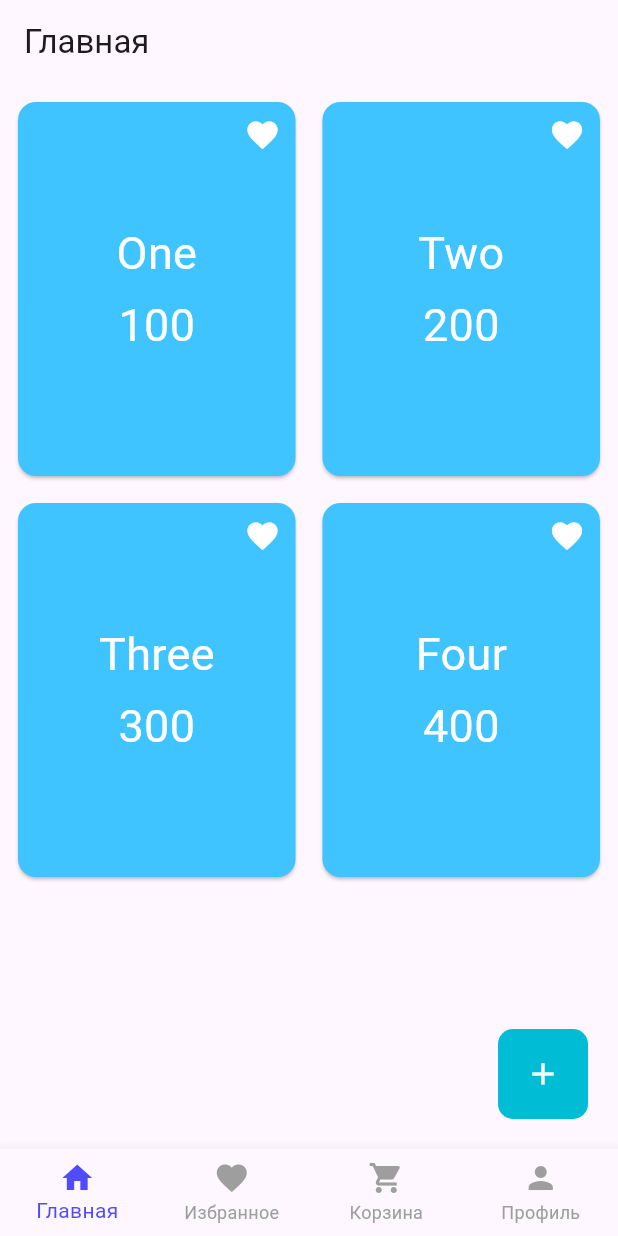
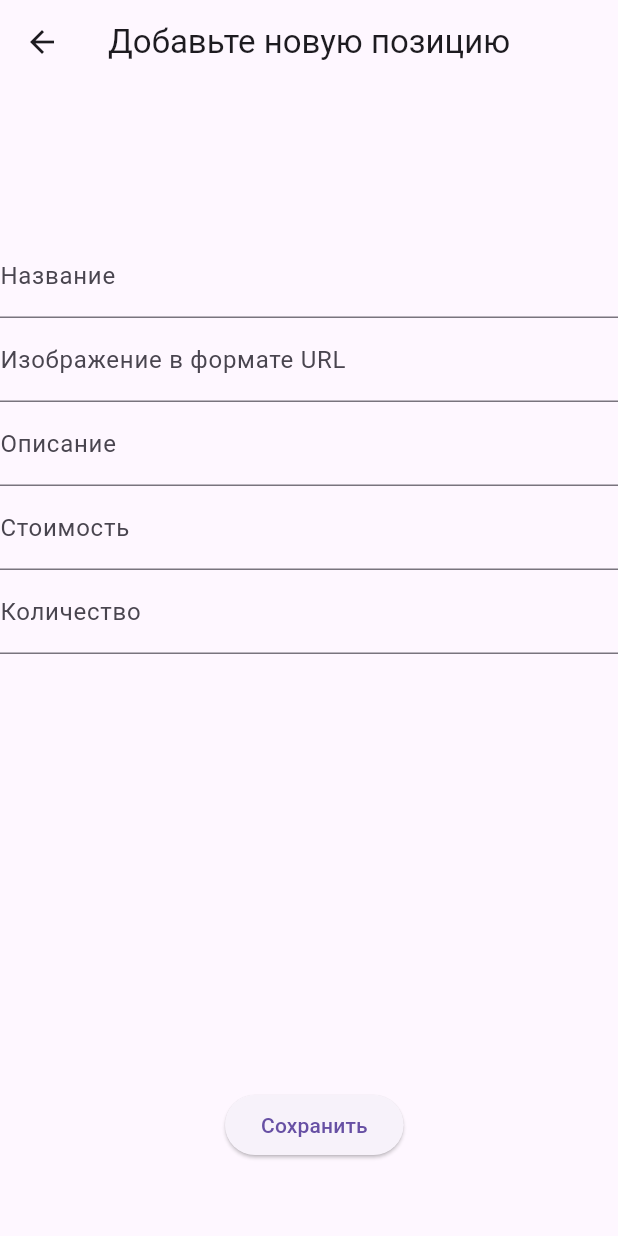
Before and after one commit to RogaJedi/testing_grounds, a Flutter app: the screen it shows after launch, after a tap on the "add" icon, on a phone screen of 412 x 824 dp. Run offline on Flutter 3.47's test engine with Material 3 defaults, Android fonts, the phone set to English and light mode, and no system bars; our stand-ins replace equatable, flutter_bloc.

Commit message:
added functionality to create, edit, and delete product

```diff
--- a/lib/api/product_list.dart
+++ b/lib/api/product_list.dart
@@ -1,38 +1,38 @@
 import 'package:testing_ground/models/product.dart';
 
 class ProductList {
-  static List<Product> _products = [
-    Product(
+  static final List<Product> _products = [
+    const Product(
       productId: 0,
       name: 'One',
       imageUrl: 'image_url',
       description: 'Product number one',
       price: 100,
-      stock: 0,
+      stock: 10,
     ),
-    Product(
+    const Product(
       productId: 1,
       name: 'Two',
       imageUrl: 'image_url',
       description: 'Product number two',
       price: 200,
-      stock: 0,
+      stock: 10,
     ),
-    Product(
+    const Product(
       productId: 2,
       name: 'Three',
       imageUrl: 'image_url',
       description: 'Product number three',
       price: 300,
-      stock: 0,
+      stock: 10,
     ),
-    Product(
+    const Product(
       productId: 3,
       name: 'Four',
       imageUrl: 'image_url',
       description: 'Product number four',
       price: 400,
-      stock: 0,
+      stock: 10,
     ),
   ];
 
@@ -47,4 +47,24 @@ class ProductList {
   static void removeProduct(int productId) {
     _products.removeWhere((p) => p.productId == productId);
   }
+
+  static void editProduct({
+    required int productId,
+    required String name,
+    required String imageUrl,
+    required String description,
+    required int price,
+    required int stock,
+  }) {
+    final index = _products.indexWhere((p) => p.productId == productId);
+    if (index != -1) {
+      _products[index] = _products[index].copyWith(
+        name: name,
+        imageUrl: imageUrl,
+        description: description,
+        price: price,
+        stock: stock,
+      );
+    }
+  }
 }
--- a/lib/cart_bloc/cart_event.dart
+++ b/lib/cart_bloc/cart_event.dart
@@ -43,7 +43,7 @@ class DecrementQuantityEvent extends CartEvent {
 class RemoveCartEvent extends CartEvent {
   final int productId;
 
-  const RemoveCartEvent(this.productId);
+  const RemoveCartEvent({required this.productId});
 
   @override
   List<Object> get props => [productId];
--- a/lib/favorite_bloc/favorite_bloc.dart
+++ b/lib/favorite_bloc/favorite_bloc.dart
@@ -6,10 +6,11 @@ import 'package:testing_ground/models/favorite.dart';
 
 class FavoriteBloc extends Bloc<FavoriteEvent, FavoriteState> {
   FavoriteBloc() : super(FavoriteState(favorites: FavoriteList.favorites)) {
-    on<ToggleFavorite>(_onToggleFavorite);
+    on<ToggleFavoriteEvent>(_onToggleFavorite);
+    on<RemoveFavoriteEvent>(_onRemoveFavorite);
   }
 
-  void _onToggleFavorite(ToggleFavorite event, Emitter<FavoriteState> emit) {
+  void _onToggleFavorite(ToggleFavoriteEvent event, Emitter<FavoriteState> emit) {
     if (FavoriteList.isFavorite(event.productId)) {
       FavoriteList.removeFavorite(event.productId);
     } else {
@@ -22,4 +23,10 @@ class FavoriteBloc extends Bloc<FavoriteEvent, FavoriteState> {
     }
     emit(FavoriteState(favorites: List.from(FavoriteList.favorites)));
   }
+
+  void _onRemoveFavorite(RemoveFavoriteEvent event, Emitter<FavoriteState> emit) {
+    FavoriteList.removeFavorite(event.productId);
+    emit(FavoriteState(favorites: List.from(FavoriteList.favorites)));
+  }
+
 }
--- a/lib/favorite_bloc/favorite_event.dart
+++ b/lib/favorite_bloc/favorite_event.dart
@@ -7,11 +7,20 @@ abstract class FavoriteEvent extends Equatable {
   List<Object> get props => [];
 }
 
-class ToggleFavorite extends FavoriteEvent {
+class ToggleFavoriteEvent extends FavoriteEvent {
   final int productId;
 
-  const ToggleFavorite(this.productId);
+  const ToggleFavoriteEvent(this.productId);
 
   @override
   List<Object> get props => [productId];
 }
+
+class RemoveFavoriteEvent extends FavoriteEvent {
+  final int productId;
+
+  const RemoveFavoriteEvent({required this.productId});
+
+  @override
+  List<Object> get props => [productId];
+}
--- a/lib/main.dart
+++ b/lib/main.dart
@@ -3,6 +3,8 @@ import 'package:flutter_bloc/flutter_bloc.dart';
 import 'package:testing_ground/api/cart_list.dart';
 import 'package:testing_ground/cart_bloc/cart_bloc.dart';
 import 'package:testing_ground/pages/profile_page.dart';
+import 'package:testing_ground/product_bloc/product_bloc.dart';
+import 'package:testing_ground/product_bloc/product_deletion_bloc.dart';
 import 'favorite_bloc/favorite_bloc.dart';
 import 'package:testing_ground/pages/cart_page.dart';
 import 'api/product_list.dart';
@@ -24,6 +26,12 @@ class MyApp extends StatelessWidget {
         BlocProvider(create: (context) => NavigationCubit()),
         BlocProvider(create: (context) => FavoriteBloc()),
         BlocProvider(create: (context) => CartBloc()),
+        BlocProvider(create: (context) => ProductBloc()),
+        BlocProvider(create: (context) => ProductDeletionBloc(
+          productBloc: context.read<ProductBloc>(),
+          favoriteBloc: context.read<FavoriteBloc>(),
+          cartBloc: context.read<CartBloc>(),
+        )),
       ],
       child: const MaterialApp(
         debugShowCheckedModeBanner: false,
--- a/lib/models/product.dart
+++ b/lib/models/product.dart
@@ -6,9 +6,9 @@ class Product extends Equatable {
   final String imageUrl;
   final String description;
   final int price;
-  late final int stock;
+  final int stock;
 
-  Product({
+  const Product({
     required this.productId,
     required this.name,
     required this.imageUrl,
@@ -17,6 +17,24 @@ class Product extends Equatable {
     required this.stock,
   });
 
+  Product copyWith({
+    int? productId,
+    String? name,
+    String? imageUrl,
+    String? description,
+    int? price,
+    int? stock,
+  }) {
+    return Product(
+      productId: productId ?? this.productId,
+      name: name ?? this.name,
+      imageUrl: imageUrl ?? this.imageUrl,
+      description: description ?? this.description,
+      price: price ?? this.price,
+      stock: stock ?? this.stock,
+    );
+  }
+
   @override
   List<Object> get props => [productId, name, imageUrl, description, price, stock];
 }
--- a/lib/pages/home_page.dart
+++ b/lib/pages/home_page.dart
@@ -1,5 +1,6 @@
 import 'package:flutter/material.dart';
 import 'package:testing_ground/models/product.dart';
+import 'package:testing_ground/pages/product_related/add_product_page.dart';
 import 'package:testing_ground/widgets/product_card.dart';
 
 class HomePage extends StatelessWidget {
@@ -37,7 +38,9 @@ class HomePage extends StatelessWidget {
               bottom: 20,
               right: 20,
               child: GestureDetector(
-                onTap: () {},
+                onTap: () => Navigator.push(
+                    context, MaterialPageRoute(
+                    builder: (context) => AddProductPage())),
                 child: Container(
                   decoration: BoxDecoration(
                     color: Colors.cyan,
--- /dev/null
+++ b/lib/pages/product_related/add_product_page.dart
@@ -0,0 +1,115 @@
+import 'package:flutter/material.dart';
+import 'package:flutter/services.dart';
+import 'package:flutter_bloc/flutter_bloc.dart';
+import 'package:testing_ground/product_bloc/product_bloc.dart';
+import 'package:testing_ground/product_bloc/product_event.dart';
+import 'package:testing_ground/product_bloc/product_state.dart';
+
+class AddProductPage extends StatelessWidget {
+
+  AddProductPage();
+
+  final TextEditingController _controllerName = TextEditingController();
+  final TextEditingController _controllerImage = TextEditingController();
+  final TextEditingController _controllerDescription = TextEditingController();
+  final TextEditingController _controllerPrice = TextEditingController();
+  final TextEditingController _controllerStock = TextEditingController();
+
+  @override
+  Widget build(BuildContext context) {
+    return Scaffold(
+      appBar: AppBar(
+        title: const Text("Добавьте новую позицию"),
+      ),
+      body: Stack(
+        children: [
+          Column(
+            children: [
+              SizedBox(height: 100),
+              TextField(
+                //scrollPadding: const EdgeInsets.only(bottom: 40),
+                controller: _controllerName,
+                decoration: const InputDecoration(
+                  labelText: 'Название',
+                ),
+                maxLines: 1,
+              ),
+              TextField(
+                //scrollPadding: const EdgeInsets.only(bottom: 40),
+                controller: _controllerImage,
+                decoration: const InputDecoration(
+                  labelText: 'Изображение в формате URL',
+                ),
+                maxLines: 1,
+              ),
+              TextField(
+                //scrollPadding: const EdgeInsets.only(bottom: 40),
+                controller: _controllerDescription,
+                decoration: const InputDecoration(
+                  labelText: 'Описание',
+                ),
+                maxLines: 1,
+              ),
+              TextField(
+                keyboardType: const TextInputType.numberWithOptions(decimal: true),
+                inputFormatters: <TextInputFormatter>[
+                  FilteringTextInputFormatter.allow(RegExp(r'^\d*\.?\d*')),
+                ],
+                //scrollPadding: const EdgeInsets.only(bottom: 40),
+                controller: _controllerPrice,
+                decoration: const InputDecoration(
+                  labelText: 'Стоимость',
+                ),
+                maxLines: 1,
+              ),
+              TextField(
+                keyboardType: const TextInputType.numberWithOptions(decimal: true),
+                inputFormatters: <TextInputFormatter>[
+                  FilteringTextInputFormatter.allow(RegExp(r'^\d*\.?\d*')),
+                ],
+                //scrollPadding: const EdgeInsets.only(bottom: 40),
+                controller: _controllerStock,
+                decoration: const InputDecoration(
+                  labelText: 'Количество',
+                ),
+                maxLines: 1,
+              ),
+            ],
+          ),
+          BlocBuilder<ProductBloc, ProductState> (
+            builder: (context, state) {
+              return Positioned(
+                bottom: 50,
+                left: 150,
+                child: ElevatedButton(
+                  onPressed: () {
+                    if (
+                      _controllerName.text.isNotEmpty &&
+                      _controllerImage.text.isNotEmpty &&
+                      _controllerDescription.text.isNotEmpty &&
+                      _controllerPrice.text.isNotEmpty &&
+                      _controllerStock.text.isNotEmpty
+                    ) {
+                      context.read<ProductBloc>().add(
+                          AddProductEvent(
+                              productId: DateTime.now().millisecondsSinceEpoch,
+                              name: _controllerName.text,
+                              imageUrl: _controllerImage.text,
+                              description: _controllerDescription.text,
+                              price: int.parse(_controllerPrice.text),
+                              stock: int.parse(_controllerStock.text)
+                          ));
+                      Navigator.pop(context);
+                    }
+                  },
+                  child: const Text('Сохранить'),
+                ),
+              );
+            }
+          )
+        ],
+      ),
+
+    );
+  }
+}
--- /dev/null
+++ b/lib/product_bloc/product_deletion_bloc.dart
@@ -0,0 +1,43 @@
+import 'package:flutter_bloc/flutter_bloc.dart';
+import 'package:testing_ground/cart_bloc/cart_bloc.dart';
+import 'package:testing_ground/cart_bloc/cart_event.dart';
+import 'package:testing_ground/favorite_bloc/favorite_bloc.dart';
+import 'package:testing_ground/favorite_bloc/favorite_event.dart';
+import 'package:testing_ground/product_bloc/product_bloc.dart';
+import 'package:testing_ground/product_bloc/product_event.dart';
+
+class ProductDeletionBloc extends Bloc<ProductDeletionEvent, ProductDeletionState> {
+  final ProductBloc productBloc;
+  final FavoriteBloc favoriteBloc;
+  final CartBloc cartBloc;
+
+  ProductDeletionBloc({
+    required this.productBloc,
+    required this.favoriteBloc,
+    required this.cartBloc,
+  }) : super(ProductDeletionInitial()) {
+    on<DeleteProductEvent>(_onDeleteProduct);
+  }
+
+  void _onDeleteProduct(DeleteProductEvent event, Emitter<ProductDeletionState> emit) {
+    productBloc.add(RemoveProductEvent(productId: event.productId));
+    favoriteBloc.add(RemoveFavoriteEvent(productId: event.productId));
+    cartBloc.add(RemoveCartEvent(productId: event.productId));
+    emit(ProductDeletionSuccess());
+  }
+}
+
+// Events
+abstract class ProductDeletionEvent {}
+
+class DeleteProductEvent extends ProductDeletionEvent {
+  final int productId;
+  DeleteProductEvent({required this.productId});
+}
+
+// States
+abstract class ProductDeletionState {}
+
+class ProductDeletionInitial extends ProductDeletionState {}
+
+class ProductDeletionSuccess extends ProductDeletionState {}
--- a/lib/product_bloc/product_event.dart
+++ b/lib/product_bloc/product_event.dart
@@ -9,11 +9,58 @@ abstract class ProductEvent extends Equatable {
 
 class AddProductEvent extends ProductEvent {
   final int productId;
+  final String name;
+  final String imageUrl;
+  final String description;
+  final int price;
+  final int stock;
 
-  const AddProductEvent({required this.productId});
+  const AddProductEvent({
+    required this.productId,
+    required this.name,
+    required this.imageUrl,
+    required this.description,
+    required this.price,
+    required this.stock,
+  });
 
   @override
-  List<Object> get props => [productId];
+  List<Object> get props => [
+    productId,
+    name,
+    imageUrl,
+    description,
+    price,
+    stock
+  ];
+}
+
+class EditProductEvent extends ProductEvent {
+  final int productId;
+  final String name;
+  final String imageUrl;
+  final String description;
+  final int price;
+  final int stock;
+
+  const EditProductEvent({
+    required this.productId,
+    required this.name,
+    required this.imageUrl,
+    required this.description,
+    required this.price,
+    required this.stock,
+  });
+
+  @override
+  List<Object> get props => [
+    productId,
+    name,
+    imageUrl,
+    description,
+    price,
+    stock
+  ];
 }
 
 class RemoveProductEvent extends ProductEvent {
--- a/lib/widgets/product_card.dart
+++ b/lib/widgets/product_card.dart
@@ -2,7 +2,7 @@ import 'package:flutter/material.dart';
 import 'package:flutter_bloc/flutter_bloc.dart';
 import '../favorite_bloc/favorite_bloc.dart';
 import '../favorite_bloc/favorite_event.dart';
-import 'package:testing_ground/pages/product_page.dart';
+import 'package:testing_ground/pages/product_related/product_page.dart';
 import '../favorite_bloc/favorite_state.dart';
 import '../models/product.dart';
 
@@ -59,7 +59,7 @@ class ProductCard extends StatelessWidget {
                       color: isFavorite ? Colors.red : Colors.white,
                     ),
                     onPressed: () {
-                      context.read<FavoriteBloc>().add(ToggleFavorite(product.productId));
+                      context.read<FavoriteBloc>().add(ToggleFavoriteEvent(product.productId));
                     },
                   );
                 },
```
Also changed, not shown: lib/pages/product_page.dart (deleted, +0 -100 lines), lib/pages/product_related/edit_product_page.dart (added, +111 -0 lines), lib/pages/product_related/product_page.dart (added, +142 -0 lines), lib/product_bloc/product_bloc.dart (+26 -1 lines), lib/widgets/cart_product_card.dart (+2 -5 lines).
